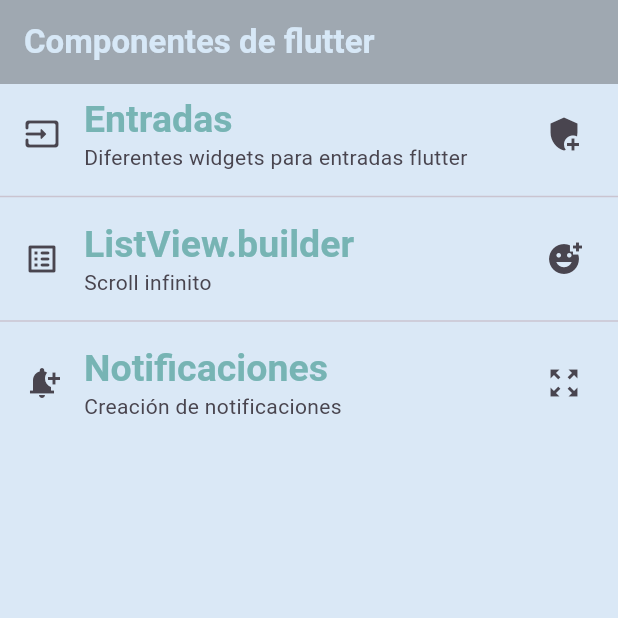
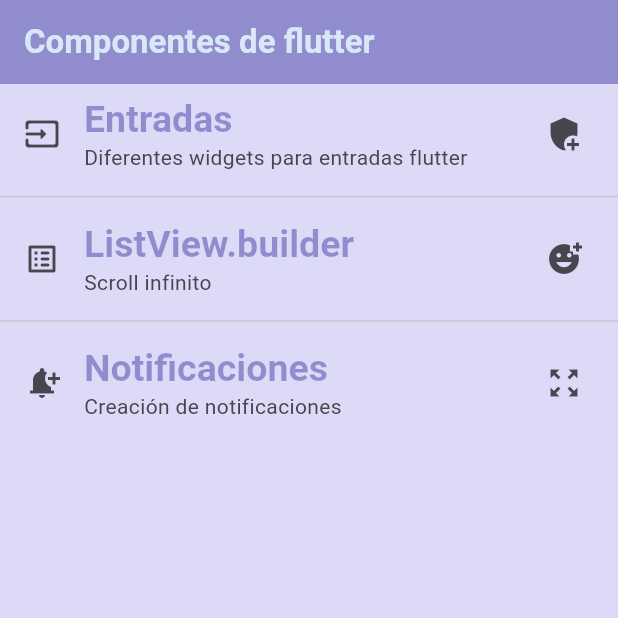
Before and after one commit to ICarlos-18/componentes_flotter, a Flutter app: the screen it shows after launch, on a phone screen of 412 x 824 dp, the top half of it. Run offline on Flutter 3.47's test engine with Material 3 defaults, Android fonts, the phone set to English and light mode, and no system bars.

Commit message:
Refactoring and creating the AppTheme class

```diff
--- a/lib/main_app.dart
+++ b/lib/main_app.dart
@@ -1,5 +1,6 @@
 import 'package:flutter/material.dart';
-import 'package:practica3_5c/home_screen.dart';
+import 'package:practica3_5c/screens/home_screen.dart';
+import 'package:practica3_5c/theme/app_theme.dart';
 
 class MainApp extends StatelessWidget {
   const MainApp({super.key});
@@ -9,18 +10,7 @@ class MainApp extends StatelessWidget {
     return MaterialApp(
       debugShowCheckedModeBanner: false,
       home: const HomeScreen(),
-      theme: ThemeData(
-        scaffoldBackgroundColor: const Color.fromARGB(95, 157, 194, 232),
-        appBarTheme: const AppBarTheme(color:  Color.fromARGB(95, 60, 62, 62)),
-        textTheme: const TextTheme(
-          headlineLarge: TextStyle(
-            color: Color.fromARGB(255, 119, 180, 180),
-            fontSize: 25.0,
-            fontWeight: FontWeight.bold,
-            fontFamily: 'sans-serif',
-          )
-        )
-      ),
+      theme: AppTheme.lightTheme,
     );
   }
 }
--- /dev/null
+++ b/lib/theme/app_theme.dart
@@ -0,0 +1,23 @@
+
+import 'package:flutter/material.dart';
+
+class AppTheme{
+
+  // Declaraciones de colores
+  static const mainColor = Color.fromARGB(95, 19, 11, 137);
+  static const backColor = Color.fromARGB(95, 160, 157, 232);
+
+  // Declaraciones del Tema claro
+  static final ThemeData lightTheme = ThemeData.light().copyWith(
+     scaffoldBackgroundColor: backColor,
+        appBarTheme: const AppBarTheme(color: mainColor),
+        textTheme: const TextTheme(
+          headlineLarge: TextStyle(
+            color: mainColor,
+            fontSize: 25.0,
+            fontWeight: FontWeight.bold,
+            fontFamily: 'sans-serif',
+          ),
+        ),
+  );
+}
```
Also changed, not shown: lib/screens/home_screen.dart (renamed from lib/home_screen.dart).
